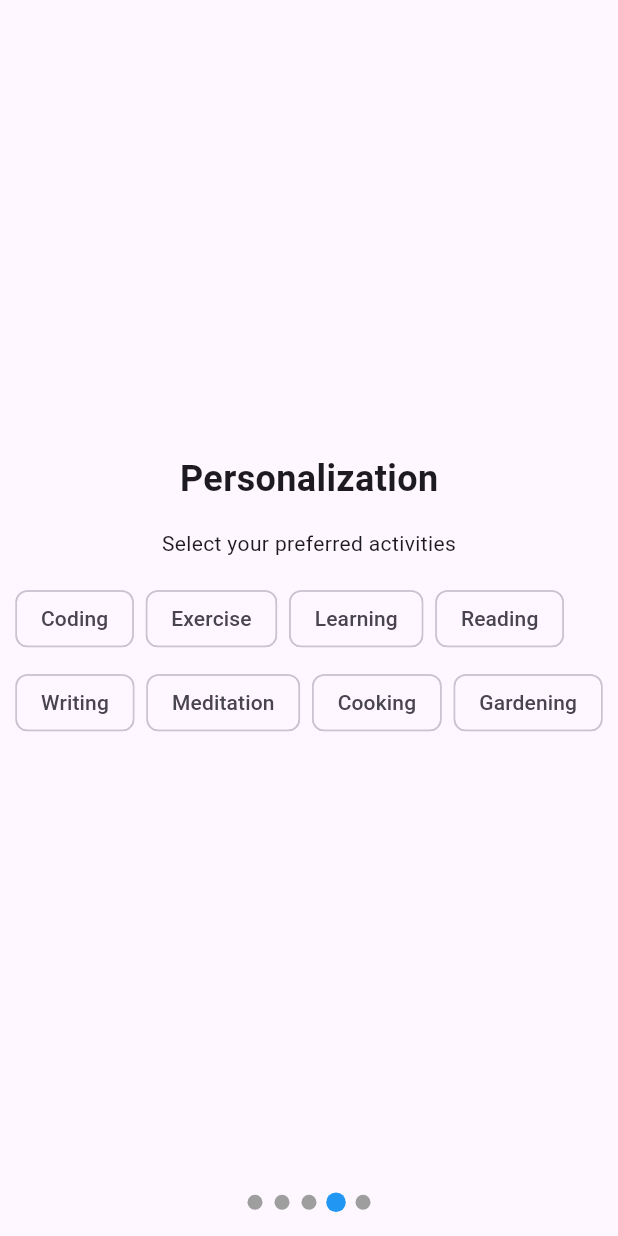
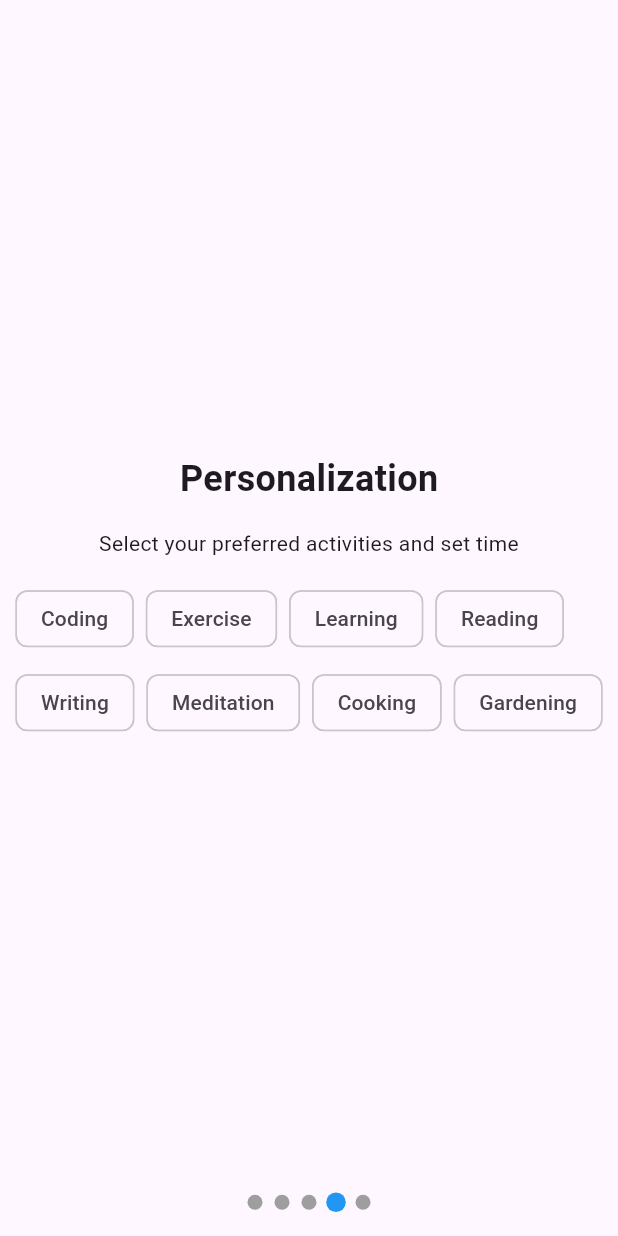
Before and after one commit to THe-Progress/Progress, a Flutter app: the screen it shows after launch, swiped to page 4, on a phone screen of 412 x 824 dp. Run offline on Flutter 3.47's test engine with Material 3 defaults, Android fonts, the phone set to English and light mode, and no system bars; drawn by our look-alikes of smooth_page_indicator; our stand-ins replace flutter_spinkit, fluttertoast, shared_preferences; missing offline and left inert: device_apps, usage_stats.

Commit message:
Added time picker for selected activities in onboarding screen

```diff
--- a/lib/main.dart
+++ b/lib/main.dart
@@ -1,4 +1,3 @@
-// main.dart
 import 'package:flutter/material.dart';
 import 'package:smooth_page_indicator/smooth_page_indicator.dart';
 import 'mainapp.dart';
@@ -34,52 +33,25 @@ class _OnboardingScreenState extends State<OnboardingScreen> {
   final PageController _pageController = PageController();
   final List<Widget> _onboardingScreens = [
     // Welcome Screen
-    const Column(
-      mainAxisAlignment: MainAxisAlignment.center,
-      children: [
-        Text(
-          'Welcome to Progress!',
-          style: TextStyle(fontSize: 24.0, fontWeight: FontWeight.bold),
-        ),
-        SizedBox(height: 16.0),
-        Text(
+    const OnboardingPage(
+      title: 'Welcome to Progress!',
+      description:
           'This app is designed to help you stay focused and achieve your goals.',
-          textAlign: TextAlign.center,
-        ),
-      ],
     ),
     // Benefits Highlights
-    const Column(
-      mainAxisAlignment: MainAxisAlignment.center,
-      children: [
-        Text(
-          'Benefits Highlights',
-          style: TextStyle(fontSize: 24.0, fontWeight: FontWeight.bold),
-        ),
-        SizedBox(height: 16.0),
-        Text(
+    const OnboardingPage(
+      title: 'Benefits Highlights',
+      description:
           'Track your progress and stay motivated with personalized reminders and rewards.',
-          textAlign: TextAlign.center,
-        ),
-      ],
     ),
     // User Permissions
-    const Column(
-      mainAxisAlignment: MainAxisAlignment.center,
-      children: [
-        Text(
-          'User Permissions',
-          style: TextStyle(fontSize: 24.0, fontWeight: FontWeight.bold),
-        ),
-        SizedBox(height: 16.0),
-        Text(
+    const OnboardingPage(
+      title: 'User Permissions',
+      description:
           'Progress needs permission to send you notifications to keep you on track.',
-          textAlign: TextAlign.center,
-        ),
-      ],
     ),
   ];
-  Set<String> selectedActivities = {};
+  Map<String, TimeOfDay> selectedActivities = {};
 
   @override
   void initState() {
@@ -107,7 +79,7 @@ class _OnboardingScreenState extends State<OnboardingScreen> {
                     ),
                     const SizedBox(height: 16.0),
                     const Text(
-                      'Select your preferred activities',
+                      'Select your preferred activities and set time',
                       textAlign: TextAlign.center,
                     ),
                     const SizedBox(height: 16.0),
@@ -163,6 +135,35 @@ class _OnboardingScreenState extends State<OnboardingScreen> {
   }
 }
 
+class OnboardingPage extends StatelessWidget {
+  final String title;
+  final String description;
+
+  const OnboardingPage({required this.title, required this.description});
+
+  @override
+  Widget build(BuildContext context) {
+    return Padding(
+      padding: const EdgeInsets.all(16.0),
+      child: Column(
+        mainAxisAlignment: MainAxisAlignment.center,
+        children: [
+          Text(
+            title,
+            style: const TextStyle(fontSize: 24.0, fontWeight: FontWeight.bold),
+          ),
+          const SizedBox(height: 16.0),
+          Text(
+            description,
+            textAlign: TextAlign.center,
+            style: const TextStyle(fontSize: 16.0),
+          ),
+        ],
+      ),
+    );
+  }
+}
+
 const List<String> availableActivities = [
   'Coding',
   'Exercise',
@@ -176,7 +177,7 @@ const List<String> availableActivities = [
 ];
 
 class ActivitySelection extends StatefulWidget {
-  final Set<String> selectedActivities;
+  final Map<String, TimeOfDay> selectedActivities;
 
   const ActivitySelection({super.key, required this.selectedActivities});
 
@@ -185,6 +186,20 @@ class ActivitySelection extends StatefulWidget {
 }
 
 class _ActivitySelectionState extends State<ActivitySelection> {
+  Future<void> _selectTime(String activity) async {
+    final TimeOfDay initialTime = TimeOfDay.now();
+    final TimeOfDay? pickedTime = await showTimePicker(
+      context: context,
+      initialTime: initialTime,
+    );
+
+    if (pickedTime != null) {
+      setState(() {
+        widget.selectedActivities[activity] = pickedTime;
+      });
+    }
+  }
+
   @override
   Widget build(BuildContext context) {
     return Wrap(
@@ -193,15 +208,15 @@ class _ActivitySelectionState extends State<ActivitySelection> {
       children: availableActivities.map((activity) {
         return FilterChip(
           label: Text(activity),
-          selected: widget.selectedActivities.contains(activity),
+          selected: widget.selectedActivities.containsKey(activity),
           onSelected: (isSelected) {
-            setState(() {
-              if (isSelected) {
-                widget.selectedActivities.add(activity);
-              } else {
+            if (isSelected) {
+              _selectTime(activity);
+            } else {
+              setState(() {
                 widget.selectedActivities.remove(activity);
-              }
-            });
+              });
+            }
           },
         );
       }).toList(),
--- a/lib/mainapp.dart
+++ b/lib/mainapp.dart
@@ -3,7 +3,7 @@ import 'package:flutter/material.dart';
 import 'usage_stats_screen.dart';
 
 class MainApp extends StatelessWidget {
-  final Set<String> selectedActivities;
+  final Map<String, TimeOfDay> selectedActivities;
 
   const MainApp({required this.selectedActivities});
   @override
```
